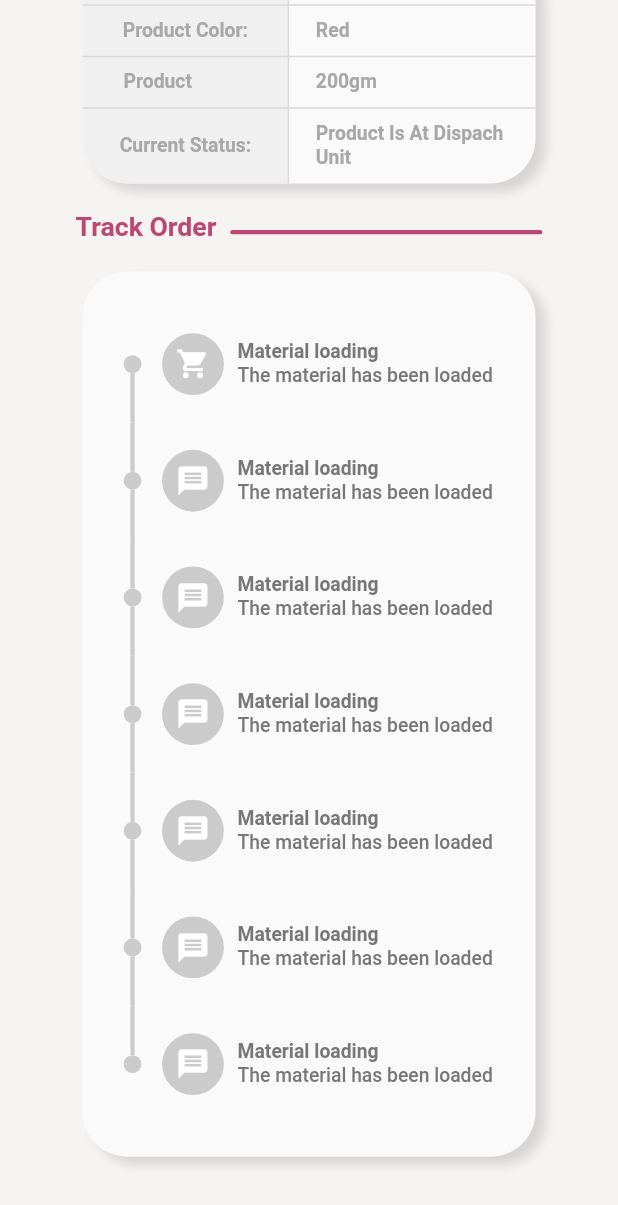
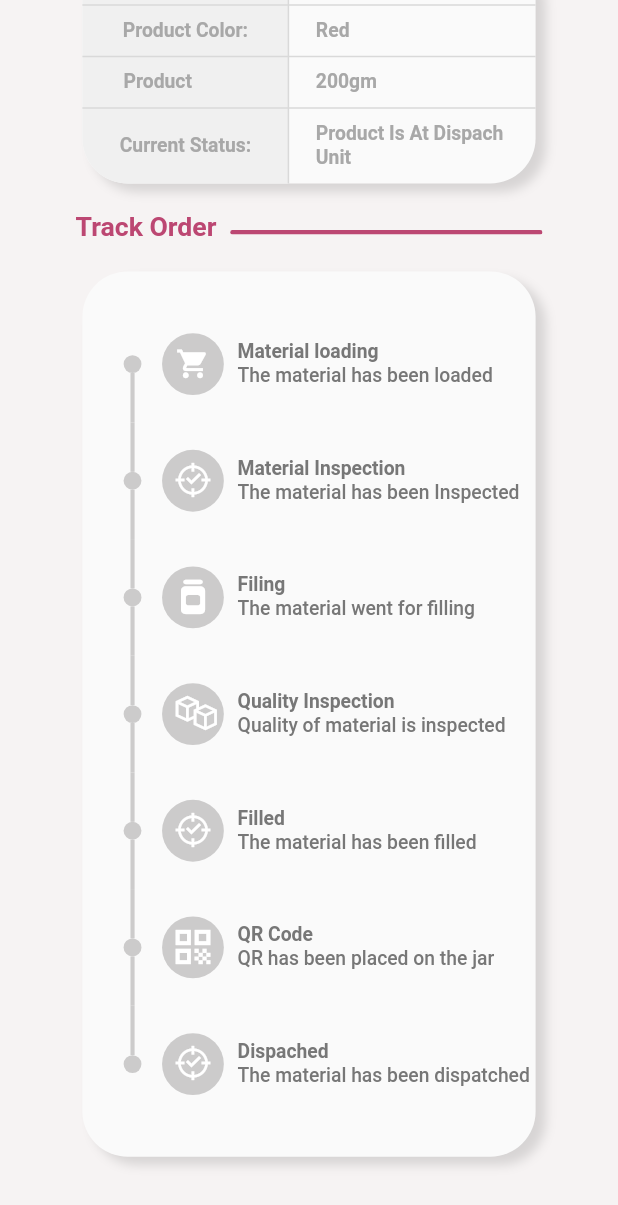
Before and after one commit to Ishu-Choubey/twyn_app, a Flutter app: the Track screen opened directly, scrolled down 366 dp, on a phone screen of 412 x 824 dp. Shown: the top 1205 px of the screen. Run offline on Flutter 3.47's test engine with Material 2 defaults, Android fonts, the phone set to English and light mode, and no system bars; drawn by our look-alikes of timeline_tile; our stand-ins replace google_fonts, syncfusion_flutter_sliders; missing offline and left inert: syncfusion_flutter_core; Roboto replaces fonts that are missing (Helvetica).

Commit message:
main page

```diff
--- a/lib/Screen/track-page.dart
+++ b/lib/Screen/track-page.dart
@@ -6,6 +6,7 @@ import 'package:flutter/gestures.dart';
 import 'submitted-page.dart';
 import 'package:flutter/foundation.dart';
 import 'package:timeline_tile/timeline_tile.dart';
+import 'package:twyn_app/my_flutter_app_icons.dart';
 
 class Track extends StatelessWidget {
   @override
@@ -436,7 +437,7 @@ class Track extends StatelessWidget {
                                         ),
                                         child: Padding(
                                           padding: EdgeInsets.all(10*fem),
-                                          child: Icon(Icons.message,
+                                          child: Icon(MyFlutterApp.group_1502,
                                             size: 25*fem,
                                             color: Colors.white,
                                           ),
@@ -447,7 +448,7 @@ class Track extends StatelessWidget {
                                             padding: EdgeInsets.fromLTRB(10*fem,25*fem,0*fem,25*fem),
                                             child: RichText(
                                               text: TextSpan(
-                                                text: 'Material loading\n',
+                                                text: 'Material Inspection\n',
                                                 style: SafeGoogleFont(
                                                   'Helvetica',
                                                   fontSize: 14.5 * ffem,
@@ -457,7 +458,7 @@ class Track extends StatelessWidget {
                                                 ),
                                                 children: <TextSpan>[
                                                   TextSpan(
-                                                      text: 'The material has been loaded',
+                                                      text: 'The material has been Inspected',
                                                       style: SafeGoogleFont(
                                                         'Helvetica',
                                                         fontSize: 14.5 * ffem,
@@ -498,7 +499,7 @@ class Track extends StatelessWidget {
                                         ),
                                         child: Padding(
                                           padding: EdgeInsets.all(10*fem),
-                                          child: Icon(Icons.message,
+                                          child: Icon(MyFlutterApp.vector_1_,
                                             size: 25*fem,
                                             color: Colors.white,
                                           ),
@@ -509,7 +510,7 @@ class Track extends StatelessWidget {
                                             padding: EdgeInsets.fromLTRB(10*fem,25*fem,0*fem,25*fem),
                                             child: RichText(
                                               text: TextSpan(
-                                                text: 'Material loading\n',
+                                                text: 'Filing\n',
                                                 style: SafeGoogleFont(
                                                   'Helvetica',
                                                   fontSize: 14.5 * ffem,
@@ -519,7 +520,7 @@ class Track extends StatelessWidget {
                                                 ),
                                                 children: <TextSpan>[
                                                   TextSpan(
-                                                      text: 'The material has been loaded',
+                                                      text: 'The material went for filling',
                                                       style: SafeGoogleFont(
                                                         'Helvetica',
                                                         fontSize: 14.5 * ffem,
@@ -559,7 +560,7 @@ class Track extends StatelessWidget {
                                         ),
                                         child: Padding(
                                           padding: EdgeInsets.all(10*fem),
-                                          child: Icon(Icons.message,
+                                          child: Icon(MyFlutterApp.vector_2_,
                                             size: 25*fem,
                                             color: Colors.white,
                                           ),
@@ -570,7 +571,7 @@ class Track extends StatelessWidget {
                                             padding: EdgeInsets.fromLTRB(10*fem,25*fem,0*fem,25*fem),
                                             child: RichText(
                                               text: TextSpan(
-                                                text: 'Material loading\n',
+                                                text: 'Quality Inspection\n',
                                                 style: SafeGoogleFont(
                                                   'Helvetica',
                                                   fontSize: 14.5 * ffem,
@@ -580,7 +581,7 @@ class Track extends StatelessWidget {
                                                 ),
                                                 children: <TextSpan>[
                                                   TextSpan(
-                                                      text: 'The material has been loaded',
+                                                      text: 'Quality of material is inspected',
                                                       style: SafeGoogleFont(
                                                         'Helvetica',
                                                         fontSize: 14.5 * ffem,
@@ -620,7 +621,7 @@ class Track extends StatelessWidget {
                                         ),
                                         child: Padding(
                                           padding: EdgeInsets.all(10*fem),
-                                          child: Icon(Icons.message,
+                                          child: Icon(MyFlutterApp.group_1502,
                                             size: 25*fem,
                                             color: Colors.white,
                                           ),
@@ -631,7 +632,7 @@ class Track extends StatelessWidget {
                                             padding: EdgeInsets.fromLTRB(10*fem,25*fem,0*fem,25*fem),
                                             child: RichText(
                                               text: TextSpan(
-                                                text: 'Material loading\n',
+                                                text: 'Filled\n',
                                                 style: SafeGoogleFont(
                                                   'Helvetica',
                                                   fontSize: 14.5 * ffem,
@@ -641,7 +642,7 @@ class Track extends StatelessWidget {
                                                 ),
                                                 children: <TextSpan>[
                                                   TextSpan(
-                                                      text: 'The material has been loaded',
+                                                      text: 'The material has been filled',
                                                       style: SafeGoogleFont(
                                                         'Helvetica',
                                                         fontSize: 14.5 * ffem,
@@ -681,7 +682,7 @@ class Track extends StatelessWidget {
                                         ),
                                         child: Padding(
                                           padding: EdgeInsets.all(10*fem),
-                                          child: Icon(Icons.message,
+                                          child: Icon(MyFlutterApp.vector_3_,
                                             size: 25*fem,
                                             color: Colors.white,
                                           ),
@@ -692,7 +693,7 @@ class Track extends StatelessWidget {
                                             padding: EdgeInsets.fromLTRB(10*fem,25*fem,0*fem,25*fem),
                                             child: RichText(
                                               text: TextSpan(
-                                                text: 'Material loading\n',
+                                                text: 'QR Code\n',
                                                 style: SafeGoogleFont(
                                                   'Helvetica',
                                                   fontSize: 14.5 * ffem,
@@ -702,7 +703,7 @@ class Track extends StatelessWidget {
                                                 ),
                                                 children: <TextSpan>[
                                                   TextSpan(
-                                                      text: 'The material has been loaded',
+                                                      text: 'QR has been placed on the jar',
                                                       style: SafeGoogleFont(
                                                         'Helvetica',
                                                         fontSize: 14.5 * ffem,
@@ -739,7 +740,7 @@ class Track extends StatelessWidget {
                                         ),
                                         child: Padding(
                                           padding: EdgeInsets.all(10*fem),
-                                          child: Icon(Icons.message,
+                                          child: Icon(MyFlutterApp.group_1502,
                                             size: 25*fem,
                                             color: Colors.white,
                                           ),
@@ -750,7 +751,7 @@ class Track extends StatelessWidget {
                                             padding: EdgeInsets.fromLTRB(10*fem,25*fem,0*fem,25*fem),
                                             child: RichText(
                                               text: TextSpan(
-                                                text: 'Material loading\n',
+                                                text: 'Dispached\n',
                                                 style: SafeGoogleFont(
                                                   'Helvetica',
                                                   fontSize: 14.5 * ffem,
@@ -760,7 +761,7 @@ class Track extends StatelessWidget {
                                                 ),
                                                 children: <TextSpan>[
                                                   TextSpan(
-                                                      text: 'The material has been loaded',
+                                                      text: 'The material has been dispatched',
                                                       style: SafeGoogleFont(
                                                         'Helvetica',
                                                         fontSize: 14.5 * ffem,
--- /dev/null
+++ b/lib/my_flutter_app_icons.dart
@@ -0,0 +1,29 @@
+/// Flutter icons MyFlutterApp
+/// Copyright (C) 2023 by original authors @ fluttericon.com, fontello.com
+/// This font was generated by FlutterIcon.com, which is derived from Fontello.
+///
+/// To use this font, place it in your fonts/ directory and include the
+/// following in your pubspec.yaml
+///
+/// flutter:
+///   fonts:
+///    - family:  MyFlutterApp
+///      fonts:
+///       - asset: fonts/MyFlutterApp.ttf
+///
+///
+///
+import 'package:flutter/widgets.dart';
+
+class MyFlutterApp {
+  MyFlutterApp._();
+
+  static const _kFontFam = 'MyFlutterApp';
+  static const String? _kFontPkg = null;
+
+  static const IconData vector_3_ = IconData(0xe8a1, fontFamily: _kFontFam, fontPackage: _kFontPkg);
+  static const IconData vector_2_ = IconData(0xe8a2, fontFamily: _kFontFam, fontPackage: _kFontPkg);
+  static const IconData vector_1_ = IconData(0xe8a3, fontFamily: _kFontFam, fontPackage: _kFontPkg);
+  static const IconData group_1502 = IconData(0xe8a4, fontFamily: _kFontFam, fontPackage: _kFontPkg);
+  static const IconData vector = IconData(0xe8a5, fontFamily: _kFontFam, fontPackage: _kFontPkg);
+}
```
Also changed, not shown: pubspec.yaml (+7 -5 lines), fonts/MyFlutterApp.ttf (added), images/icons/Vec1.png (deleted), images/icons/Vec3.png (deleted), images/icons/Vec4.png (deleted), images/icons/Vec6.png (deleted), images/icons/vec2,5,7.png (deleted).
